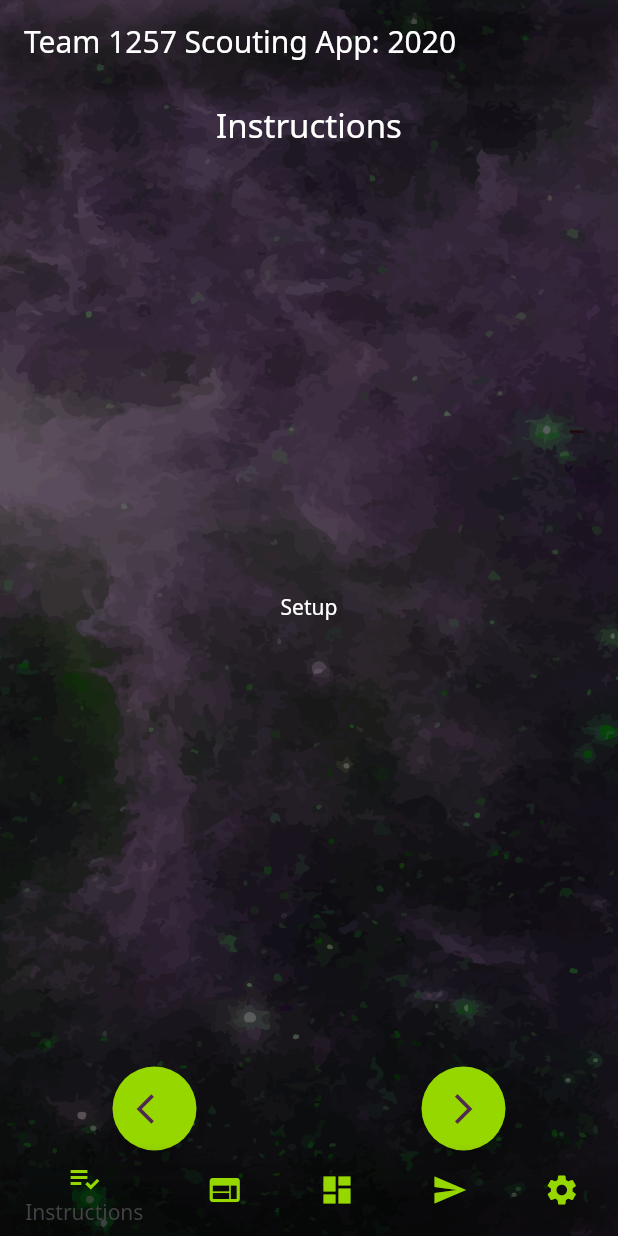
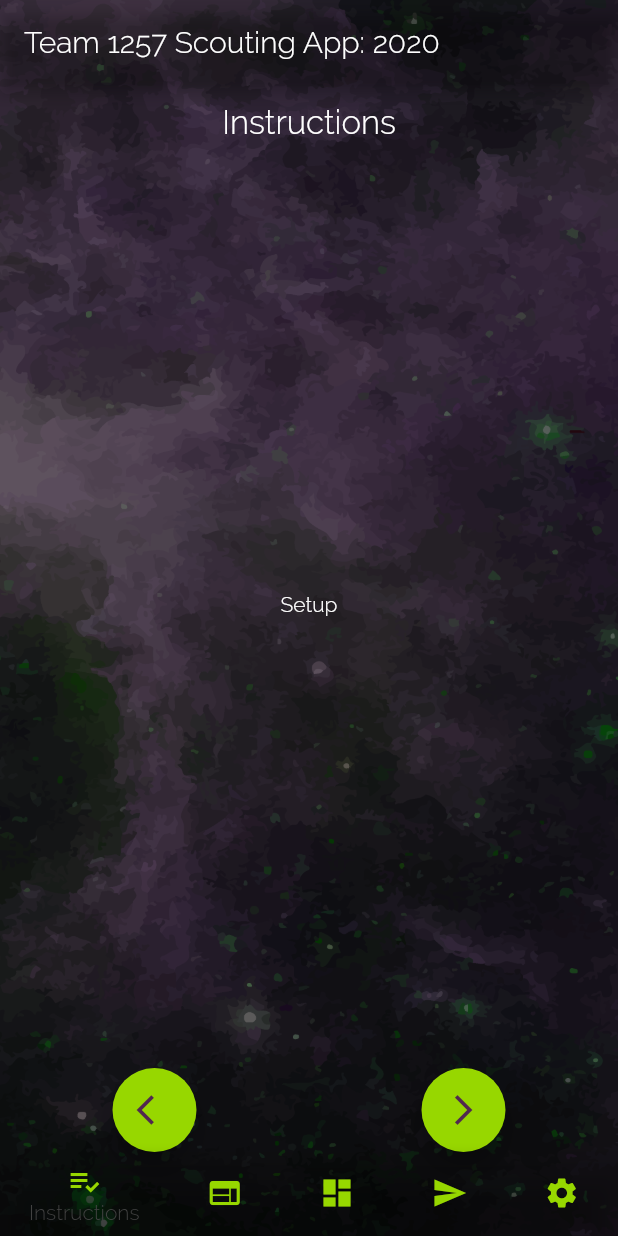
Before and after one commit to FRC1257/infinite-recharge-scouting, a Flutter app: the screen it shows after launch, on a phone screen of 412 x 824 dp. Run offline on Flutter 3.47's test engine with Material 2 defaults, Android fonts, the phone set to English and light mode, and no system bars; our stand-ins replace flushbar; Roboto replaces fonts that are missing (Noto Sans).

Commit message:
instructions and aesthetics

```diff
--- a/lib/instructions.dart
+++ b/lib/instructions.dart
@@ -11,13 +11,19 @@ class InstructionsState extends State<Instructions> {
     'If Team 1257 has given you this app to use for scouting, we\'ve also given you objective and pit form IDs. Copy and paste them into the appropriate fields on the Settings page.',
     'Change the robot field on the Settings page to each robot that is to be scouted by each device (make sure they\'re all different else you\'ll get duplicate data!)',
     'For any Android device that will not have an intenet connection (e.g. tablets without cellular data), Bluetooth pair it with a device that does and is running this app.',
-    'Objective and Pit',
-    'It\'s pretty self-explanatory. Fill in the fields and hit submit when done.',
+    'Objective', 'Each field is pretty self-explanatory. You\'ll just have to remember a few things (hit me up if something else seems unclear): ', 'Auto power cells are different from teleop power cells (the latter group is marked by the arrows).',
+    'If a power cell lands in the high goal, but you are not sure whether it is in the inner goal or not, mark it as outer.',
+    'Whenever there is a tried option, that means tried AND failed.',
+    'Pit',
+    'At competition, you should be using the tablets, so I don\'t even know why you\'re using this web app unless something has gone horribly wrong. I\'m still leaving it here because better safe than sorry.',
+    'Pretty much everything in pit scouting is pretty self-explanatory. Don\'t interrupt teams, be as GP as possible, and ask teams about all the categories. Some clarifications (again, hit me up if something else is unclear):',
+    'Role means their role, not yours.', 'Vision means vision targeting.', 'It\'s more helpful if for speed, and especially weight and height, you get an exact number, but if you don\'t, don\'t sweat it.', 'Make sure you DO get any drivetrain information (there will generally be a build member in the pit who has that information on hand.',
+    'When recording drive team experience, be sure to distinguish between "this is our nth year" and "we have n years of experience".',
     'Sending',
     'If your device has an internet connection while scouting, data should be sent to the spreadsheet as soon as it is submitted.',
     'Anything that hasn\'t been sent will be saved on the error logs, and can be loaded and uploaded on the Send screen whenever your device has an internet connection.',
     'Alternatively, if you need to send without an internet connection (this requires Android), make sure the paired device is running the app, and accept connections on that device before sending data.',
-    'Have fun scouting!']; // year-specific
+    'I think that pretty much covers it.', 'Have fun scouting!', 'Best wishes,', 'Harsh Tiwary']; // year-specific
   String text = instructions[0];
   int a = 0;
   void nextPage() {
--- a/lib/main.dart
+++ b/lib/main.dart
@@ -28,7 +28,7 @@ class ScoutAppState extends State<ScoutApp> {
           primaryColor: Color(0xFF51284F),
           accentColor: Color(0xFF97D700),
           backgroundColor: Colors.transparent,
-          fontFamily: 'Noto Sans'
+          fontFamily: 'Raleway'
       ),
       home: Stack(
           children: <Widget>[
--- a/pubspec.yaml
+++ b/pubspec.yaml
@@ -49,7 +49,11 @@ flutter:
   uses-material-design: true
   assets:
     - assets/1257background.png
-
+  fonts:
+    - family: Raleway
+      fonts:
+        - asset: assets/fonts/Raleway-Light.ttf
+          weight: 300
   # To add assets to your application, add an assets section, like this:
   # assets:
   #  - images/a_dot_burr.jpeg
```
Also changed, not shown: assets/fonts/Raleway-Light.ttf (added), pubspec.lock.
